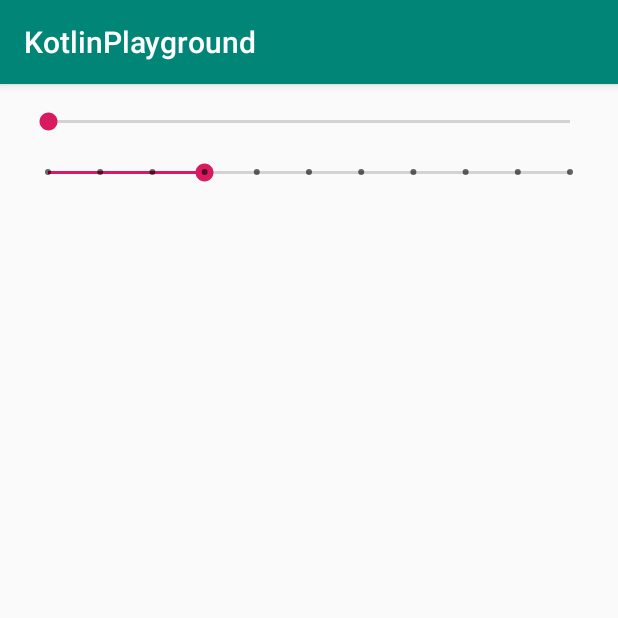
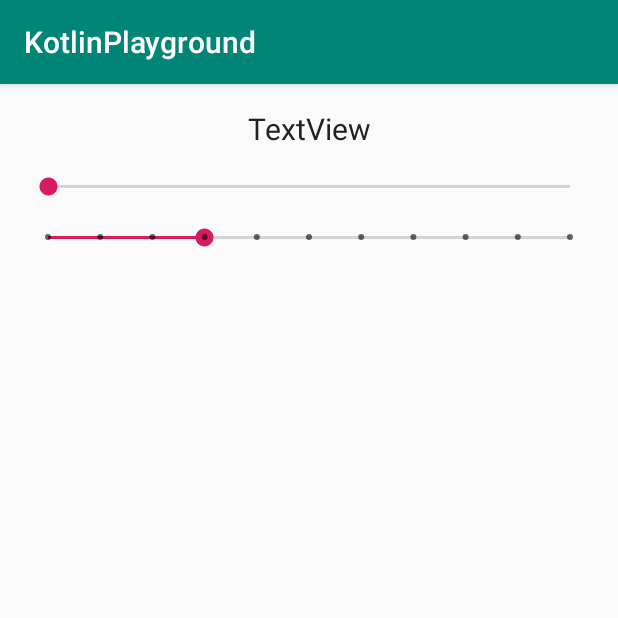
Before and after one commit to tochanenko/AndroidPlaygroundApp, an Android app: the ViewsActivity screen opened directly, with no data from a screen before it, on a phone screen of 412 x 824 dp, the top half of it. Run offline under Robolectric (Android 15) with nearby library versions, the phone set to English and light mode, and no system bars.

Commit message:
Connected Kotlin to XML in SeekBar activity

```diff
--- a/playground/app/src/main/java/com/tochanenko/kotlinplayground/ViewsActivity.kt
+++ b/playground/app/src/main/java/com/tochanenko/kotlinplayground/ViewsActivity.kt
@@ -2,11 +2,23 @@
 
 import android.support.v7.app.AppCompatActivity
 import android.os.Bundle
+import android.widget.SeekBar
 
 class ViewsActivity : AppCompatActivity() {
+
+    lateinit var seekBar : SeekBar
+    lateinit var seekBarDiscrete : SeekBar
 
     override fun onCreate(savedInstanceState: Bundle?) {
         super.onCreate(savedInstanceState)
         setContentView(R.layout.activity_views)
+
+        connectViews()
+    }
+
+    //  Connects Kotlin and XML
+    private fun connectViews() {
+        seekBar = findViewById(R.id.seekBar)
+        seekBarDiscrete = findViewById(R.id.seekBarDiscrete)
     }
 }
--- a/playground/app/src/main/res/layout/activity_views.xml
+++ b/playground/app/src/main/res/layout/activity_views.xml
@@ -11,12 +11,20 @@
         android:layout_width="match_parent"
         android:layout_height="match_parent" >
 
+    <TextView
+            android:text="TextView"
+            android:layout_width="0dp"
+            android:layout_height="wrap_content" android:id="@+id/textView" android:layout_marginTop="16dp"
+            app:layout_constraintTop_toTopOf="parent" app:layout_constraintStart_toStartOf="parent"
+            android:layout_marginStart="16dp" app:layout_constraintEnd_toEndOf="parent"
+            android:layout_marginEnd="16dp" android:textAlignment="center" android:textSize="20sp"
+            android:textColor="@color/darkGray"/>
     <SeekBar
             android:layout_width="0dp"
             android:layout_height="wrap_content" android:id="@+id/seekBar" app:layout_constraintEnd_toEndOf="parent"
             android:layout_marginEnd="16dp" app:layout_constraintStart_toStartOf="parent"
-            android:layout_marginStart="16dp" android:layout_marginTop="16dp"
-            app:layout_constraintTop_toTopOf="parent"/>
+            android:layout_marginStart="16dp"
+            app:layout_constraintTop_toBottomOf="@+id/textView" android:layout_marginTop="16dp"/>
     <SeekBar
             style="@style/Widget.AppCompat.SeekBar.Discrete"
             android:layout_width="0dp"
```
